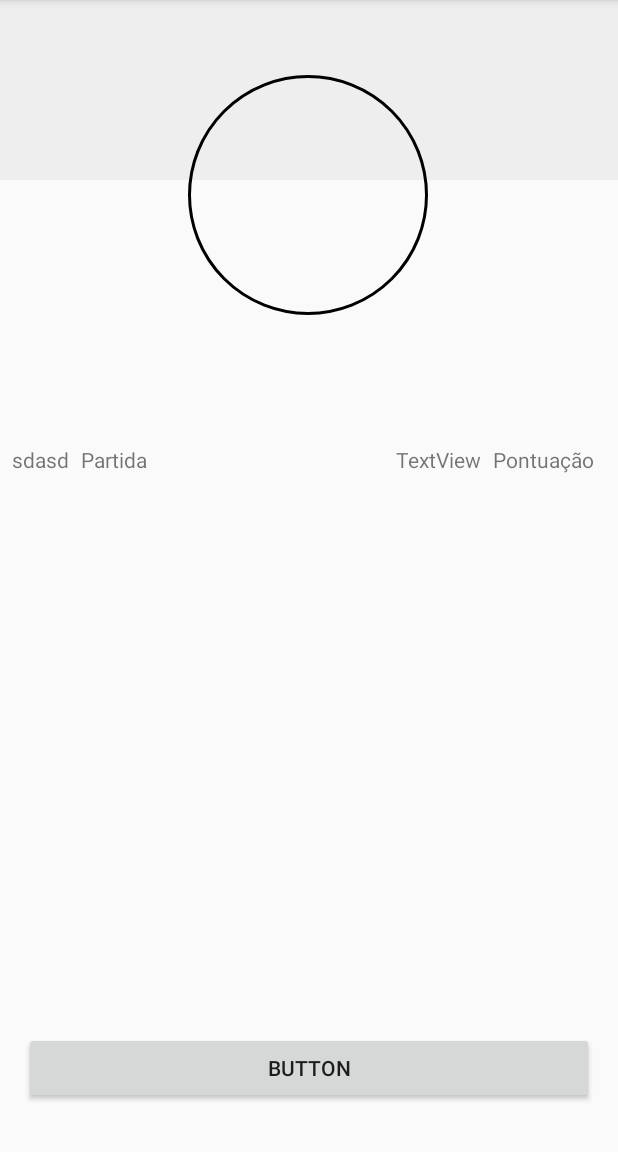
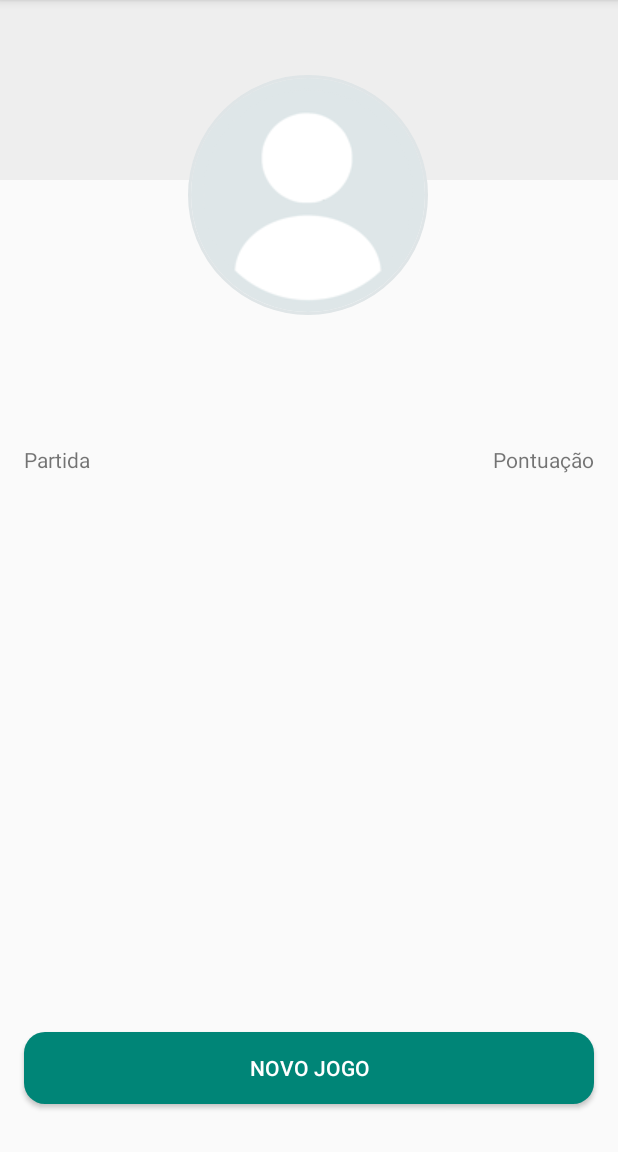
Before and after one commit to baradelbruno/ProjetoExtensao, an Android app: the screen it shows after launch (TelaInicialActivity), after a tap on "CONFIRMAR", on a phone screen of 412 x 824 dp, the part 84-1236 px from its top. Run offline under Robolectric (Android 15) with nearby library versions, the phone set to English and light mode, and no system bars; our stand-ins replace CircleImageView, Firebase (no records; nobody signed in at launch, a user with empty details on screens opened directly); 2 statements that could not run were skipped.

Commit message:
foto da segunda tela arrumada.

```diff
--- a/app/src/main/java/ufscar/projeto/com/br/melletgolf/TelaInicialActivity.java
+++ b/app/src/main/java/ufscar/projeto/com/br/melletgolf/TelaInicialActivity.java
@@ -96,8 +96,12 @@ public class TelaInicialActivity extends AppCompatActivity {
 
                 jogador = dataSnapshot.getValue(DadosJogador.class);
 
-                Bitmap bitmap = BitmapFactory.decodeFile(jogador.getFoto());
-                perfil_img.setImageBitmap(bitmap);
+                if(dataSnapshot.child("foto").exists()) {
+                    Bitmap bitmap = BitmapFactory.decodeFile(jogador.getFoto());
+                    perfil_img.setImageBitmap(bitmap);
+                }else{
+                    perfil_img.setImageResource(R.drawable.person);
+                }
                 nomeCompleto.setText(jogador.getNomeCompleto());
                 codigotext.setText(jogador.getCod());
 
--- a/app/src/main/res/layout/activity_main.xml
+++ b/app/src/main/res/layout/activity_main.xml
@@ -65,7 +65,7 @@
                     android:layout_height="wrap_content"
                     android:focusable="false"
                     android:focusableInTouchMode="false"
-                    android:hint="Data"
+                    android:hint="Data Nascimento"
                     android:inputType="none" />
 
             </android.support.design.widget.TextInputLayout>
--- a/app/src/main/res/layout/activity_tela_inicial.xml
+++ b/app/src/main/res/layout/activity_tela_inicial.xml
@@ -38,9 +38,9 @@
             app:layout_constraintStart_toStartOf="parent"
             app:layout_constraintTop_toTopOf="@+id/view"
             app:layout_constraintVertical_bias="0.033"
-            android:src="@drawable/usuario96"
+            android:src="@drawable/person"
             app:civ_border_width="2dp"
-            app:civ_border_color="#FF000000"/>
+            app:civ_border_color="#dfe5e7"/>
 
         <TextView
             android:id="@+id/txt_inicial_nome"
@@ -57,14 +57,14 @@
             android:layout_height="wrap_content"
             android:layout_marginTop="16dp"
             android:layout_marginBottom="16dp"
-            app:layout_constraintBottom_toTopOf="@+id/button2"
+            app:layout_constraintBottom_toTopOf="@+id/bntNovo_jogo"
             app:layout_constraintEnd_toEndOf="parent"
             app:layout_constraintStart_toStartOf="parent"
             app:layout_constraintTop_toBottomOf="@+id/txt_inicial_nome"
             app:layout_constraintVertical_bias="0.0" />
 
         <Button
-            android:id="@+id/button2"
+            android:id="@+id/bntNovo_jogo"
             android:layout_width="0dp"
             android:layout_height="wrap_content"
             android:layout_marginStart="16dp"
@@ -72,7 +72,9 @@
             android:layout_marginEnd="16dp"
             android:layout_marginRight="16dp"
             android:layout_marginBottom="32dp"
-            android:text="Button"
+            android:text="Novo Jogo"
+            android:background="@drawable/retangulo"
+            android:textColor="#ffffff"
             app:layout_constraintBottom_toBottomOf="parent"
             app:layout_constraintEnd_toEndOf="parent"
             app:layout_constraintStart_toStartOf="parent" />
@@ -86,13 +88,13 @@
             android:layout_marginRight="16dp"
             android:layout_marginBottom="8dp"
             android:text="Pontuação"
-            app:layout_constraintBottom_toTopOf="@+id/button2"
+            app:layout_constraintBottom_toTopOf="@+id/bntNovo_jogo"
             app:layout_constraintEnd_toEndOf="parent"
             app:layout_constraintTop_toBottomOf="@+id/txt_inicial_cod"
             app:layout_constraintVertical_bias="0.0" />
 
         <TextView
-            android:id="@+id/textView11"
+            android:id="@+id/txt_qtd_partida"
             android:layout_width="wrap_content"
             android:layout_height="wrap_content"
             android:layout_marginStart="8dp"
@@ -101,8 +103,7 @@
             android:layout_marginBottom="8dp"
             android:ellipsize="end"
             android:freezesText="true"
-            android:text="sdasd"
-            app:layout_constraintBottom_toTopOf="@+id/button2"
+            app:layout_constraintBottom_toTopOf="@+id/bntNovo_jogo"
             app:layout_constraintStart_toStartOf="parent"
             app:layout_constraintTop_toBottomOf="@+id/txt_inicial_cod"
             app:layout_constraintVertical_bias="0.0" />
@@ -114,17 +115,16 @@
             android:layout_marginStart="8dp"
             android:layout_marginLeft="8dp"
             android:text="Partida"
-            app:layout_constraintBottom_toBottomOf="@+id/textView11"
-            app:layout_constraintStart_toEndOf="@+id/textView11"
-            app:layout_constraintTop_toTopOf="@+id/textView11" />
+            app:layout_constraintBottom_toBottomOf="@+id/txt_qtd_partida"
+            app:layout_constraintStart_toEndOf="@+id/txt_qtd_partida"
+            app:layout_constraintTop_toTopOf="@+id/txt_qtd_partida" />
 
         <TextView
-            android:id="@+id/textView13"
+            android:id="@+id/txt_pnts_pontuacao"
             android:layout_width="wrap_content"
             android:layout_height="wrap_content"
             android:layout_marginEnd="8dp"
             android:layout_marginRight="8dp"
-            android:text="TextView"
             app:layout_constraintBottom_toBottomOf="@+id/textView10"
             app:layout_constraintEnd_toStartOf="@+id/textView10"
             app:layout_constraintTop_toTopOf="@+id/textView10" />
```
Also changed, not shown: app/src/main/res/drawable/person.png (added).
